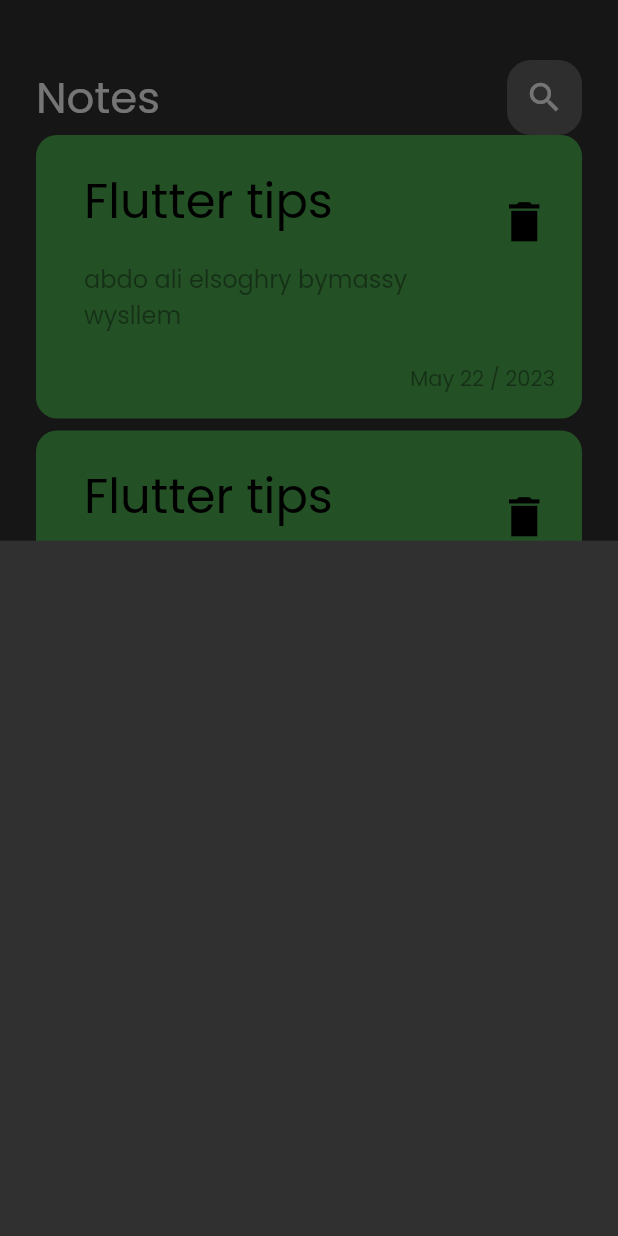
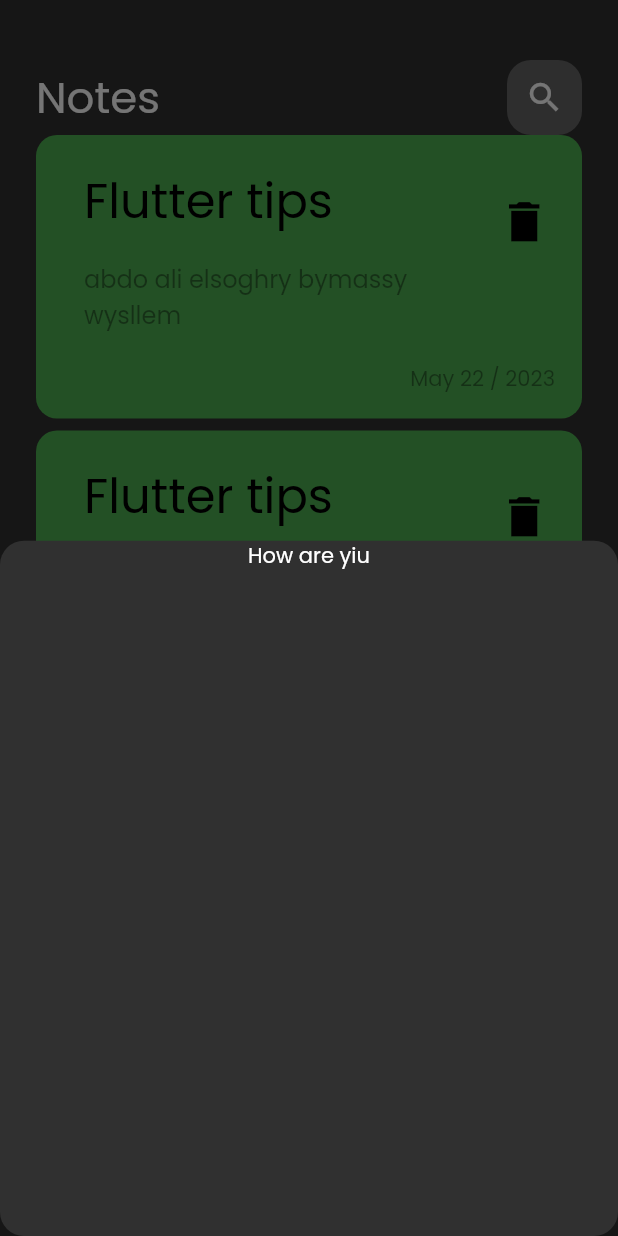
Before and after one commit to abdelrahmanali1275/notes_app, a Flutter app: the screen it shows after launch, after a tap on the "add" icon, on a phone screen of 412 x 824 dp. Run offline on Flutter 3.47's test engine with Material 2 defaults, Android fonts, the phone set to English and light mode, and no system bars.

Commit message:
add bordar bottom sheet

```diff
--- a/lib/views/notes_view.dart
+++ b/lib/views/notes_view.dart
@@ -11,7 +11,10 @@ class NotesView extends StatelessWidget {
     return Scaffold(
       floatingActionButton: FloatingActionButton(
         onPressed: () {
-          showModalBottomSheet(context: context, builder: (context) {
+          showModalBottomSheet(shape: RoundedRectangleBorder(
+            borderRadius: BorderRadius.circular(16),
+          ),
+            context: context, builder: (context) {
             return const AddNoteBottomSheet();
           },);
         },
--- a/lib/widgets/add_note_bottom.dart
+++ b/lib/widgets/add_note_bottom.dart
@@ -5,6 +5,10 @@ class AddNoteBottomSheet extends StatelessWidget {
 
   @override
   Widget build(BuildContext context) {
-    return Container();
+    return  Column(
+      children: const [
+        Text('How are yiu'),
+      ],
+    );
   }
 }
```
